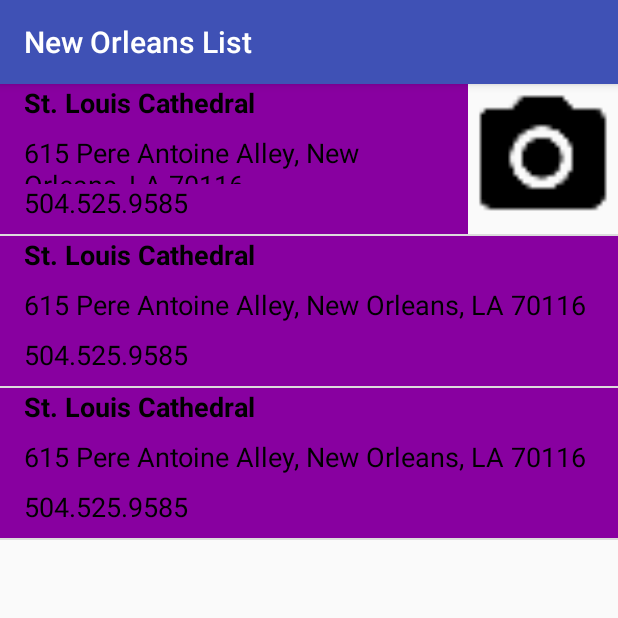
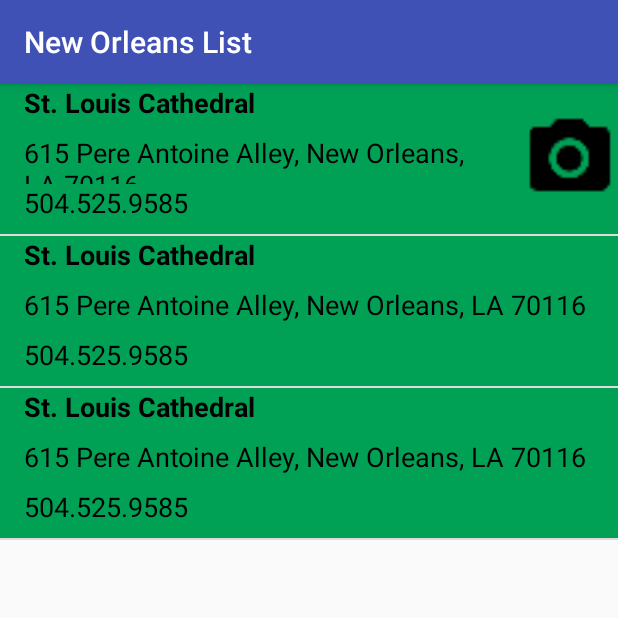
Before and after one commit to pmixon/NewOrleansList, an Android app: the HistoricalActivity screen opened directly, with no data from a screen before it, on a phone screen of 412 x 824 dp, the top half of it. Run offline under Robolectric (Android 15) with nearby library versions, the phone set to English and light mode, and no system bars.

Commit message:
updated color logic

```diff
--- a/app/src/main/java/com/phillipmixon/neworleanslist/HistoricalActivity.java
+++ b/app/src/main/java/com/phillipmixon/neworleanslist/HistoricalActivity.java
@@ -73,7 +73,7 @@ public class HistoricalActivity extends AppCompatActivity {
 
         // Create an {@link WordAdapter}, whose data source is a list of {@link Word}s. The
         // adapter knows how to create list items for each item in the list.
-        ListEntryAdapter adapter = new ListEntryAdapter(this, listEntries, R.color.category_colors);
+        ListEntryAdapter adapter = new ListEntryAdapter(this, listEntries, R.color.historical_colors);
 
         // Find the {@link ListView} object in the view hierarchy of the {@link Activity}.
         // There should be a {@link ListView} with the view ID called list, which is declared in the
--- a/app/src/main/java/com/phillipmixon/neworleanslist/ListEntryAdapter.java
+++ b/app/src/main/java/com/phillipmixon/neworleanslist/ListEntryAdapter.java
@@ -49,14 +49,24 @@ public class ListEntryAdapter extends ArrayAdapter<ListEntry>  {
         if (currentListEntry.hasImage()) {
             imageView.setImageResource(currentListEntry.getImageResourceId());
             imageView.setVisibility(View.VISIBLE);
+            // Set the theme color for the list item
+            View imageContainer = listItemView.findViewById(R.id.image);
+            // Find the color that the resource ID maps to
+            int color = ContextCompat.getColor(getContext(), mColorResourceId);
+            imageContainer.setBackgroundColor(color);
+
         } else {
             imageView.setVisibility(View.GONE);
         }
 
+        View fullContainer = listItemView.findViewById(R.id.full_container);
+        int color = ContextCompat.getColor(getContext(), mColorResourceId);
+        fullContainer.setBackgroundColor(color);
+
         // Set the theme color for the list item
         View textContainer = listItemView.findViewById(R.id.text_container);
         // Find the color that the resource ID maps to
-        int color = ContextCompat.getColor(getContext(), mColorResourceId);
+        color = ContextCompat.getColor(getContext(), mColorResourceId);
         // Set the background color of the text container View
         textContainer.setBackgroundColor(color);
 
--- a/app/src/main/res/layout/list_entry.xml
+++ b/app/src/main/res/layout/list_entry.xml
@@ -4,7 +4,8 @@
     xmlns:tools="http://schemas.android.com/tools"
     android:layout_width="match_parent"
     android:layout_height="100dp"
-    android:minHeight="100dp">
+    android:minHeight="100dp"
+    android:id="@+id/full_container">
 
 
 
@@ -51,9 +52,10 @@
 
     <ImageView
         android:id="@+id/image"
-        android:layout_width="100dp"
+        android:layout_width="64dp"
+        android:layout_centerVertical="true"
         android:layout_alignParentRight="true"
-        android:layout_height="100dp"/>
+        android:layout_height="64dp"/>
 
 
 </RelativeLayout>
--- a/app/src/main/res/values/colors.xml
+++ b/app/src/main/res/values/colors.xml
@@ -4,25 +4,8 @@
     <color name="colorPrimaryDark">#303F9F</color>
     <color name="colorAccent">#FF4081</color>
 
-    <!-- Primary color of the app (shown in the app bar) -->
-    <color name="primary_color">#4A312A</color>
+    <!-- Background color for the colors category -->
+    <color name="historical_colors">#00a055</color>
 
-    <!-- Primary dark color of the app (shown in the status bar) -->
-    <color name="primary_dark_color">#2F1D1A</color>
-
-    <!-- Background color for app -->
-    <color name="tan_background">#FFF7DA</color>
-
-    <!-- Background color for the numbers category -->
-    <color name="category_numbers">#FD8E09</color>
-
-    <!-- Background color for the family members category -->
-    <color name="category_family">#379237</color>
-
-    <!-- Background color for the colors category -->
-    <color name="category_colors">#8800A0</color>
-
-    <!-- Background color for the phrases category -->
-    <color name="category_phrases">#16AFCA</color>
 
 </resources>
```
